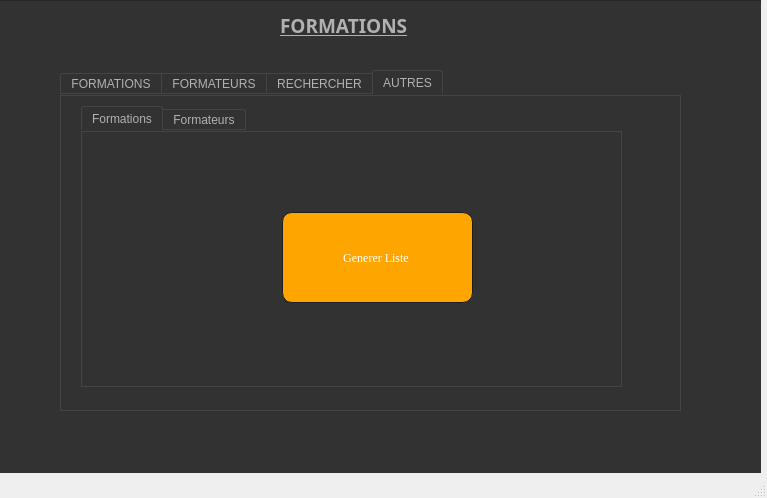
This is mainwindow.ui in boubakri-ch/Smart_Factory_2A5 as Qt 5 draws it before an edit. The edited form follows.
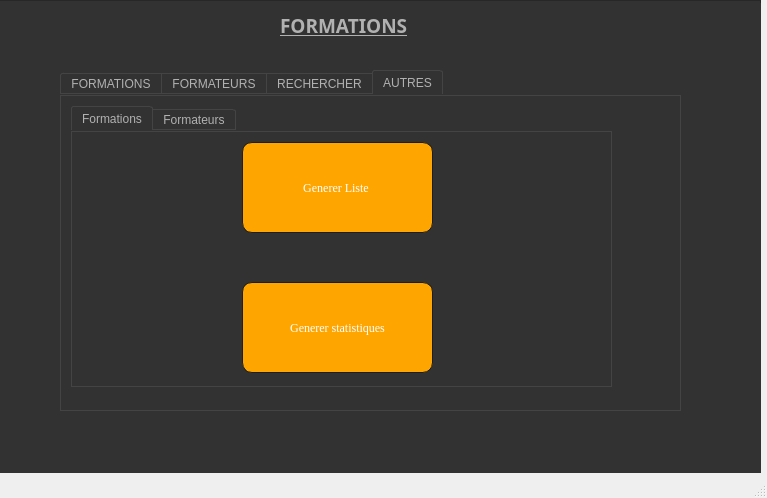
This is the edited form. The open tabs and pages were chosen to show the change. Icons and pictures are not drawn.

```diff
--- a/mainwindow.ui
+++ b/mainwindow.ui
@@ -1825,7 +1825,7 @@
       <widget class="QTabWidget" name="tabWidget_6">
        <property name="geometry">
         <rect>
-         <x>20</x>
+         <x>10</x>
          <y>10</y>
          <width>541</width>
          <height>281</height>
@@ -1847,8 +1847,8 @@
         <widget class="QPushButton" name="pdf_tions">
          <property name="geometry">
           <rect>
-           <x>200</x>
-           <y>80</y>
+           <x>170</x>
+           <y>10</y>
            <width>191</width>
            <height>91</height>
           </rect>
@@ -1876,6 +1876,38 @@
           <string>Generer Liste </string>
          </property>
         </widget>
+        <widget class="QPushButton" name="pdf_tions_2">
+         <property name="geometry">
+          <rect>
+           <x>170</x>
+           <y>150</y>
+           <width>191</width>
+           <height>91</height>
+          </rect>
+         </property>
+         <property name="font">
+          <font>
+           <family>Times New Roman</family>
+           <pointsize>-1</pointsize>
+          </font>
+         </property>
+         <property name="styleSheet">
+          <string notr="true">*{
+color:rgb(255, 255, 255);
+
+}
+QPushButton {
+border-radius: 10px;
+background-color: orange;
+}
+QPushButton:hover{
+background-color: rgb(255,165,0,0.5);
+}</string>
+         </property>
+         <property name="text">
+          <string>Generer statistiques</string>
+         </property>
+        </widget>
        </widget>
        <widget class="QWidget" name="tab_16">
         <attribute name="title">
```
Left out of the diff: 40 changed lines with no effect on the pictures.
